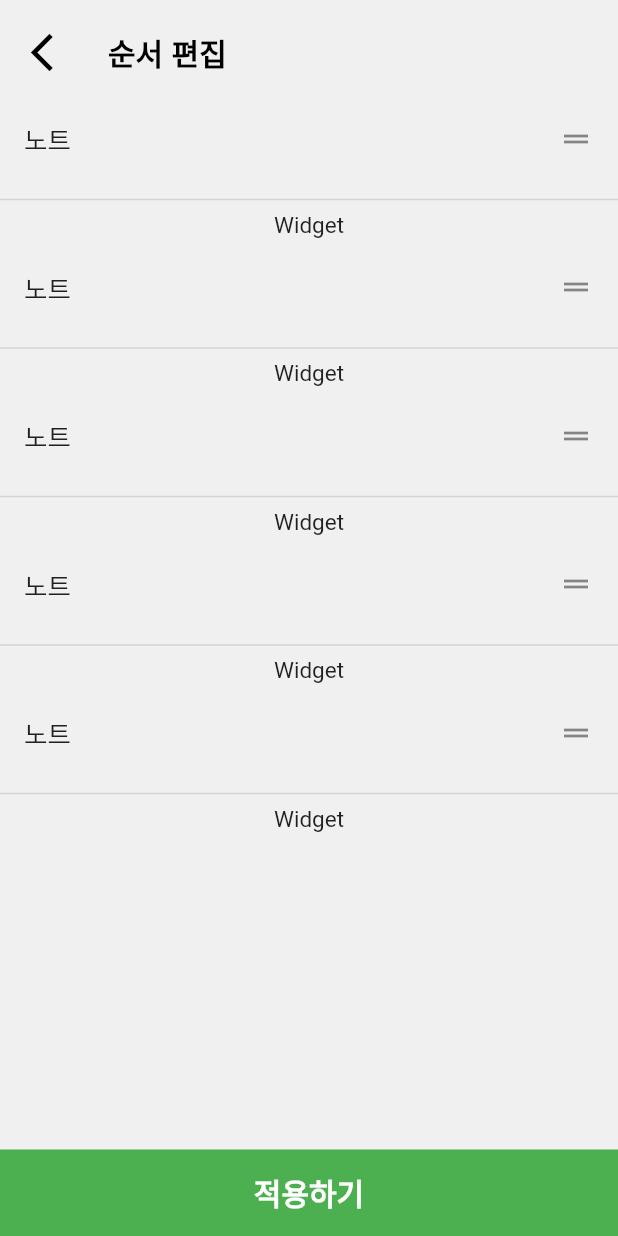
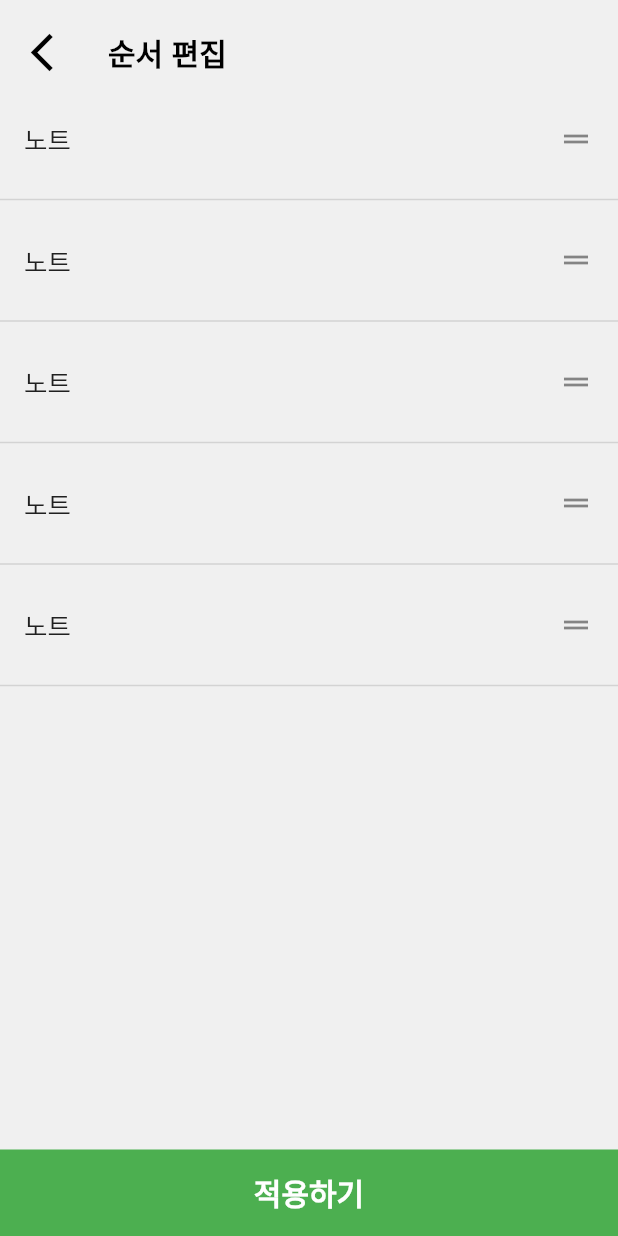
Before and after one commit to Super-Medic/SuperMedic, a Flutter app: the HomePage screen opened directly, after a tap on "순서편집", on a phone screen of 412 x 824 dp. Run offline on Flutter 3.47's test engine with Material 2 defaults, Android fonts, the phone set to English and light mode, and no system bars; our stand-ins replace contained_tab_bar_view, dotted_line, firebase_core, firebase_messaging, fl_chart, flutter_dotenv and 12 more; missing offline and left inert: kakao_flutter_sdk, restart_app; accounts and stored records are empty; network calls fail.

Commit message:
Home Com

```diff
--- a/lib/pages/homeIndex.dart
+++ b/lib/pages/homeIndex.dart
@@ -103,7 +103,6 @@ class _HomeIndexState extends State<HomeIndex> {
                           index: index, child: const Icon(Icons.drag_handle)),
                     ),
                     const Divider(thickness: 1),
-                    Text('${homeItemsOder[index]}'),
                   ]),
               ],
               onReorder: (int oldIndex, int newIndex) async {
--- a/lib/widgets/mainPage_widgets/medication_time.dart
+++ b/lib/widgets/mainPage_widgets/medication_time.dart
@@ -1,7 +1,6 @@
 import 'package:flutter/material.dart';
 import 'package:provider/provider.dart';
 //폰트 설정 파일
-import 'package:super_medic/provider/check_box_provider.dart';
 //스타일 파일
 import 'package:super_medic/themes/common_color.dart';
 import 'package:super_medic/provider/home_provider.dart';
@@ -56,7 +55,7 @@ class _MedicationTimeState extends State<MedicationTime> {
               children: [
                 Container(
                   margin: AppTheme.widgetpadding,
-                  padding: const EdgeInsets.only(left: 15, top: 8),
+                  padding: const EdgeInsets.only(left: 5, top: 8),
                   child: InkWell(
                     onTap: () {
                       Navigator.push(
@@ -67,12 +66,18 @@ class _MedicationTimeState extends State<MedicationTime> {
                     },
                     child: Row(
                       children: [
-                        NanumTitleText(
+                        Image.asset(
+                          'assets/images/medication.png',
+                          width: 30,
+                          height: 30,
+                        ),
+                        const SizedBox(width: 7),
+                        const NanumTitleText(
                           text: '복약',
-                          fontSize: 22,
+                          fontSize: 20,
                           fontWeight: FontWeight.bold,
                         ),
-                        Icon(
+                        const Icon(
                           Icons.chevron_right,
                           weight: 900,
                           color: Colors.black,
@@ -81,7 +86,8 @@ class _MedicationTimeState extends State<MedicationTime> {
                     ),
                   ),
                 ),
-                SingleChildScrollView(
+                Expanded(
+                  child: SingleChildScrollView(
                     scrollDirection: Axis.vertical,
                     child: Column(
                       crossAxisAlignment: CrossAxisAlignment.start,
@@ -91,6 +97,7 @@ class _MedicationTimeState extends State<MedicationTime> {
                               items: check as Map<bool, List<Check>>, pad: 15),
                         SizedBox(height: screenHeight * 0.025),
                       ],
+                    ),
                   ),
                 ),
               ],
```
Lines whose indentation alone changed are shown as unchanged.
